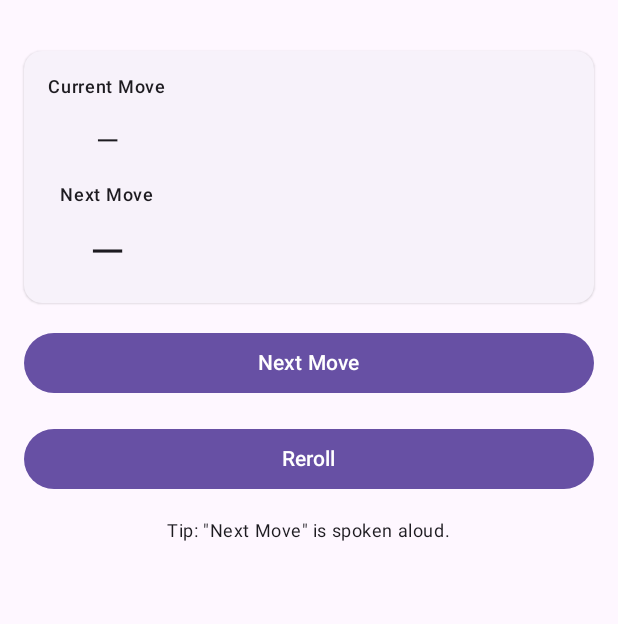
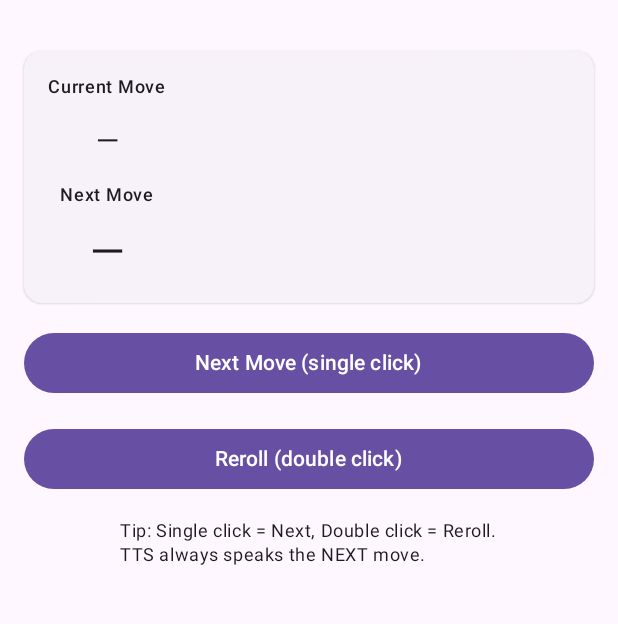
Before and after one commit to Pieniger/DanceTrainer, an Android app built with Jetpack Compose: the DanceScreen screen opened through its navigation route, on a phone screen of 412 x 824 dp, the part 69-693 px from its top. Run offline under Robolectric (Android 15) with nearby library versions, the light colour scheme and no system bars.

Commit message:
Implement tap gestures for move navigation
Added tap gesture detection for advancing moves and rerolling.

```diff
--- a/app/src/main/java/com/example/dancetrainer/ui/DanceScreen.kt
+++ b/app/src/main/java/com/example/dancetrainer/ui/DanceScreen.kt
@@ -1,6 +1,8 @@
 package com.example.dancetrainer.ui
 
+import androidx.compose.foundation.gestures.detectTapGestures
 import androidx.compose.foundation.layout.Arrangement
+import androidx.compose.foundation.layout.Box
 import androidx.compose.foundation.layout.Column
 import androidx.compose.foundation.layout.fillMaxSize
 import androidx.compose.foundation.layout.fillMaxWidth
@@ -16,6 +18,7 @@ import androidx.compose.runtime.mutableStateOf
 import androidx.compose.runtime.remember
 import androidx.compose.ui.Alignment
 import androidx.compose.ui.Modifier
+import androidx.compose.ui.input.pointer.pointerInput
 import androidx.compose.ui.platform.LocalContext
 import androidx.compose.ui.unit.dp
 import androidx.compose.ui.unit.sp
@@ -117,6 +120,26 @@ fun DanceScreen(onBack: () -> Unit) {
     val currentMove = currentMoveState.value
     val nextMove = nextMoveState.value
 
+    // Pointer handler for Bluetooth "mouse" and touch:
+    // - single tap/click  -> Next Move
+    // - double tap/click  -> Reroll
+    Box(
+        modifier = Modifier
+            .fillMaxSize()
+            .pointerInput(Unit) {
+                detectTapGestures(
+                    onTap = {
+                        // Single click / tap => Next Move
+                        advanceToNext()
+                    },
+                    onDoubleTap = {
+                        // Double click / tap => Reroll
+                        rerollNext()
+                    }
+                )
+            },
+        contentAlignment = Alignment.Center
+    ) {
         Column(
             modifier = Modifier
                 .fillMaxSize()
@@ -142,9 +165,6 @@ fun DanceScreen(onBack: () -> Unit) {
                         style = MaterialTheme.typography.headlineSmall
                     )
 
-                // No connection note in this simplified version
-                // (we'll re-introduce it once connection logic is stable)
-
                     Text(
                         text = "Next Move",
                         style = MaterialTheme.typography.labelMedium
@@ -161,19 +181,20 @@ fun DanceScreen(onBack: () -> Unit) {
                 onClick = { advanceToNext() },
                 modifier = Modifier.fillMaxWidth()
             ) {
-            Text("Next Move")
+                Text("Next Move (single click)")
             }
 
             Button(
                 onClick = { rerollNext() },
                 modifier = Modifier.fillMaxWidth()
             ) {
-            Text("Reroll")
+                Text("Reroll (double click)")
             }
 
             Text(
-            text = "Tip: \"Next Move\" is spoken aloud.",
+                text = "Tip: Single click = Next, Double click = Reroll.\nTTS always speaks the NEXT move.",
                 style = MaterialTheme.typography.bodySmall
             )
         }
     }
+}
```
Lines whose indentation alone changed are shown as unchanged.
